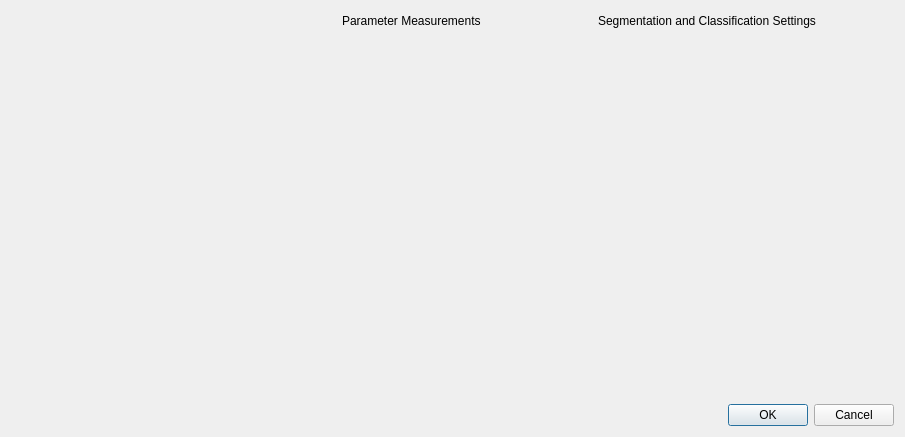
This is graphic_interface/UI_Files/detectElementsDialog.ui in ECMora/SoundLab as Qt 5 draws it before an edit. The edited form follows.
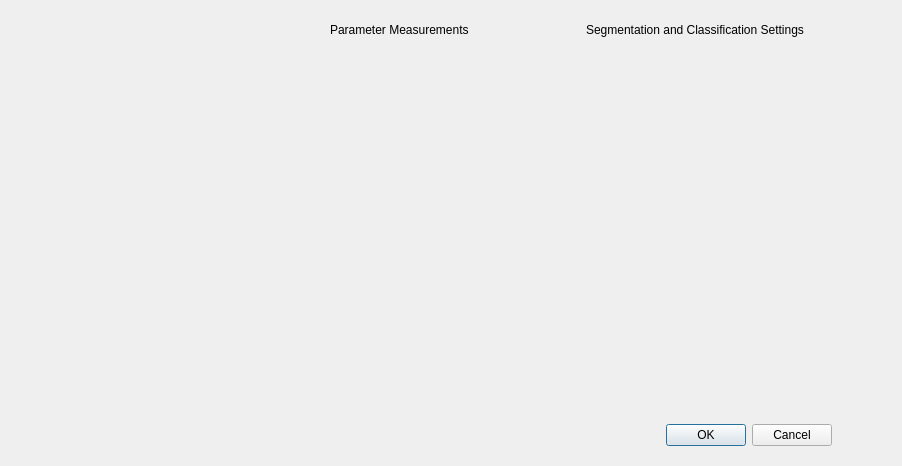
This is the edited form. Custom widgets are drawn as their Qt base class.

```diff
--- a/graphic_interface/UI_Files/detectElementsDialog.ui
+++ b/graphic_interface/UI_Files/detectElementsDialog.ui
@@ -9,8 +9,8 @@
    <rect>
     <x>0</x>
     <y>0</y>
-    <width>905</width>
-    <height>437</height>
+    <width>898</width>
+    <height>466</height>
    </rect>
   </property>
   <property name="sizePolicy">
@@ -41,34 +41,13 @@
    <bool>false</bool>
   </property>
   <layout class="QGridLayout" name="gridLayout">
-   <item row="0" column="0" rowspan="2">
-    <widget class="QSignalDetectorWidget" name="widget" native="true">
-     <property name="enabled">
-      <bool>false</bool>
+   <item row="2" column="0">
+    <widget class="QWidget" name="widget_2" native="true">
+     <property name="styleSheet">
+      <string notr="true"/>
      </property>
-     <property name="sizePolicy">
-      <sizepolicy hsizetype="Expanding" vsizetype="Expanding">
-       <horstretch>0</horstretch>
-       <verstretch>0</verstretch>
-      </sizepolicy>
-     </property>
-     <property name="minimumSize">
-      <size>
-       <width>300</width>
-       <height>200</height>
-      </size>
-     </property>
-     <property name="toolTip">
-      <string>&lt;html&gt;&lt;head/&gt;&lt;body&gt;&lt;p&gt;Signal to learn about algorithm parameters&lt;/p&gt;&lt;/body&gt;&lt;/html&gt;</string>
-     </property>
-     <layout class="QFormLayout" name="formLayout_5">
-      <property name="fieldGrowthPolicy">
-       <enum>QFormLayout::AllNonFixedFieldsGrow</enum>
-      </property>
-     </layout>
-    </widget>
-   </item>
-   <item row="1" column="4">
+     <layout class="QGridLayout" name="gridLayout_2">
+      <item row="1" column="3">
     <widget class="QDialogButtonBox" name="buttonBox">
      <property name="sizePolicy">
       <sizepolicy hsizetype="Expanding" vsizetype="Fixed">
@@ -96,7 +75,7 @@
      </property>
     </widget>
    </item>
-   <item row="0" column="3" colspan="2">
+      <item row="0" column="3">
     <widget class="QDockWidget" name="dock_segm_classif">
      <property name="sizePolicy">
       <sizepolicy hsizetype="Maximum" vsizetype="Expanding">
@@ -132,6 +111,33 @@
     </widget>
    </item>
    <item row="0" column="1">
+       <widget class="QSignalDetectorWidget" name="widget" native="true">
+        <property name="enabled">
+         <bool>false</bool>
+        </property>
+        <property name="sizePolicy">
+         <sizepolicy hsizetype="Expanding" vsizetype="Expanding">
+          <horstretch>0</horstretch>
+          <verstretch>0</verstretch>
+         </sizepolicy>
+        </property>
+        <property name="minimumSize">
+         <size>
+          <width>300</width>
+          <height>200</height>
+         </size>
+        </property>
+        <property name="toolTip">
+         <string>&lt;html&gt;&lt;head/&gt;&lt;body&gt;&lt;p&gt;Signal to learn about algorithm parameters&lt;/p&gt;&lt;/body&gt;&lt;/html&gt;</string>
+        </property>
+        <layout class="QFormLayout" name="formLayout_5">
+         <property name="fieldGrowthPolicy">
+          <enum>QFormLayout::AllNonFixedFieldsGrow</enum>
+         </property>
+        </layout>
+       </widget>
+      </item>
+      <item row="0" column="2">
     <widget class="QDockWidget" name="dock_parameter_measurement">
      <property name="sizePolicy">
       <sizepolicy hsizetype="Maximum" vsizetype="Expanding">
@@ -164,6 +170,9 @@
       <string>Parameter Measurements</string>
      </property>
      <widget class="QWidget" name="parameter_measurement_settings"/>
+       </widget>
+      </item>
+     </layout>
     </widget>
    </item>
   </layout>
```
Lines whose indentation alone changed are shown as unchanged.
